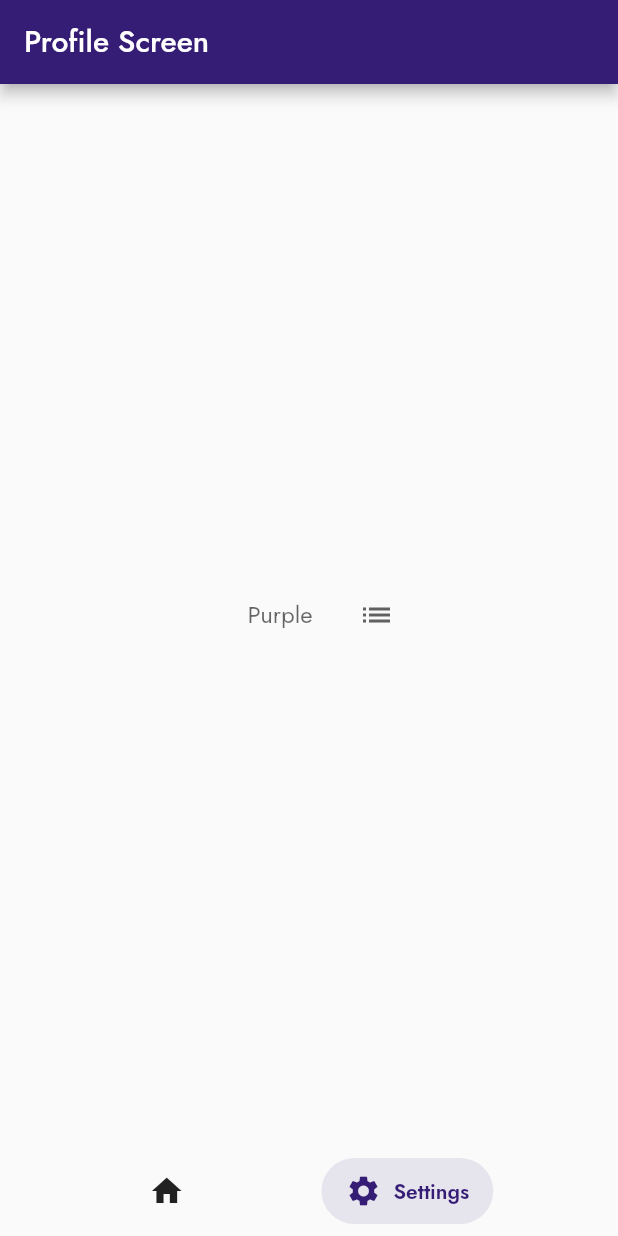
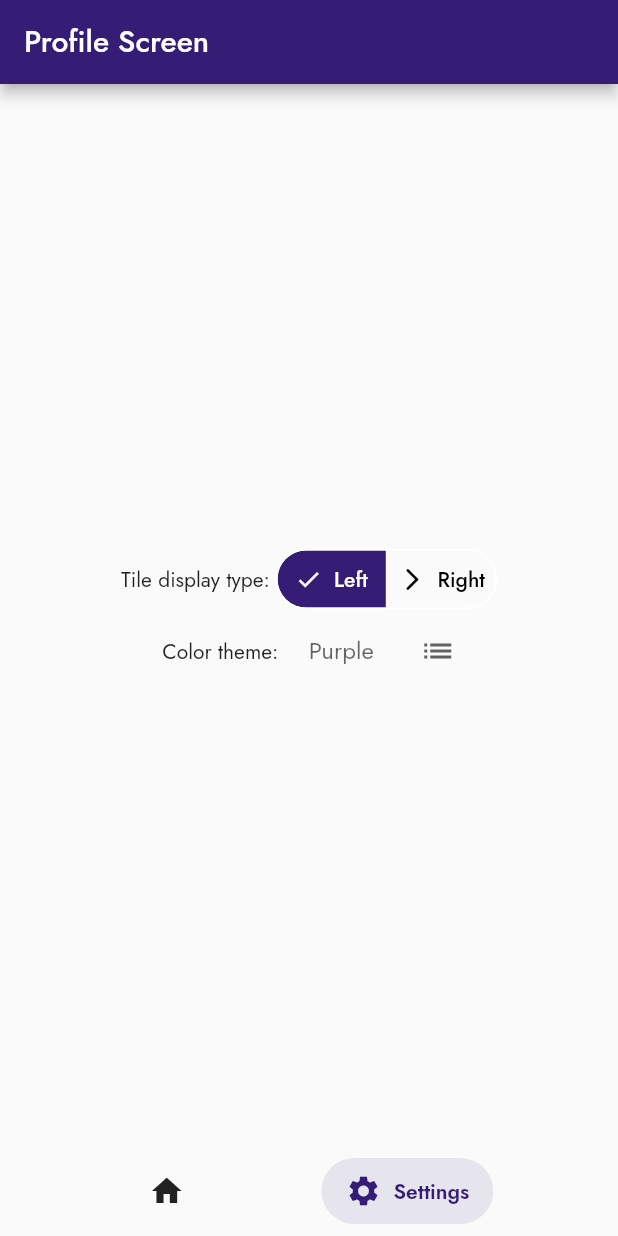
Before and after one commit to a-knaw-knee-mus/Flutter-Quizzer, a Flutter app: the screen it shows after launch, item 2 of the bottom bar chosen, on a phone screen of 412 x 824 dp. Run offline on Flutter 3.47's test engine with Material 2 defaults, Android fonts, the phone set to English and light mode, and no system bars; drawn by our look-alikes of dropdown_button2, salomon_bottom_bar; our stand-ins replace flutter_slidable, google_fonts, hive, hive_flutter, smooth_page_indicator; missing offline and left inert: flutter_flip_card; accounts and stored records are empty.

Commit message:
save user align type to local storage

```diff
--- a/lib/main.dart
+++ b/lib/main.dart
@@ -4,6 +4,7 @@ import 'package:flutter_quizzer/schema/question.dart';
 import 'package:flutter_quizzer/schema/quiz.dart';
 import 'package:flutter_quizzer/screens/profile_screen.dart';
 import 'package:flutter_quizzer/screens/quizzes_screen.dart';
+import 'package:flutter_quizzer/util/align_types.dart';
 import 'package:flutter_quizzer/util/color_types.dart';
 import 'package:google_fonts/google_fonts.dart';
 import 'package:hive_flutter/hive_flutter.dart';
@@ -21,6 +22,17 @@ class ColorProvider extends ChangeNotifier {
   }
 }
 
+class AlignProvider extends ChangeNotifier {
+  AlignType _alignType = AlignType.left;
+
+  AlignType get alignType => _alignType;
+
+  set alignType(AlignType newAlignType) {
+    _alignType = newAlignType;
+    notifyListeners();
+  }
+}
+
 void main() async {
   // Hive init
   await Hive.initFlutter();
@@ -31,10 +43,19 @@ void main() async {
   Hive.registerAdapter(PreferenceAdapter());
   await Hive.openBox<Preference>('prefBox');
 
-  runApp(ChangeNotifierProvider(
-    create: (context) => ColorProvider(),
-    child: const MyApp(),
-  ));
+  runApp(
+    MultiProvider(
+      providers: [
+        ChangeNotifierProvider<ColorProvider>(
+          create: (context) => ColorProvider(),
+        ),
+        ChangeNotifierProvider<AlignProvider>(
+          create: (context) => AlignProvider(),
+        ),
+      ],
+      child: const MyApp(),
+    ),
+  );
 }
 
 class MyApp extends StatefulWidget {
@@ -46,11 +67,18 @@ class MyApp extends StatefulWidget {
 
 class _MyAppState extends State<MyApp> {
   _MyAppState() {
-    Preference userTheme = Hive.box<Preference>('prefBox').get(
+    final prefBox = Hive.box<Preference>('prefBox');
+    Preference userTheme = prefBox.get(
       'colorTheme',
       defaultValue: Preference(value: 'purple'),
     )!;
+    Preference alignType = prefBox.get(
+      'alignTheme',
+      defaultValue: Preference(value: 'left'),
+    )!;
     WidgetsBinding.instance.addPostFrameCallback((_) {
+      Provider.of<AlignProvider>(context, listen: false).alignType =
+          AlignTypeExtension.getAlignTypeFromString(alignType.value);
       Provider.of<ColorProvider>(context, listen: false).color =
           ColorTypeExtension.getColorTypeFromString(userTheme.value);
     });
--- a/lib/screens/profile_screen.dart
+++ b/lib/screens/profile_screen.dart
@@ -2,6 +2,7 @@ import 'package:dropdown_button2/dropdown_button2.dart';
 import 'package:flutter/material.dart';
 import 'package:flutter_quizzer/main.dart';
 import 'package:flutter_quizzer/schema/preference.dart';
+import 'package:flutter_quizzer/util/align_types.dart';
 import 'package:flutter_quizzer/util/color_types.dart';
 import 'package:hive_flutter/hive_flutter.dart';
 import 'package:provider/provider.dart';
@@ -17,13 +18,50 @@ class _ProfileScreenState extends State<ProfileScreen> {
   @override
   Widget build(BuildContext context) {
     ColorType themeColor = context.watch<ColorProvider>().color;
+    AlignType alignType = context.watch<AlignProvider>().alignType;
 
     return Scaffold(
       appBar: AppBar(
         title: const Text('Profile Screen'),
       ),
       body: Center(
-        child: DropdownButtonHideUnderline(
+        child: Column(
+          mainAxisAlignment: MainAxisAlignment.center,
+          children: [
+            Row(
+              mainAxisAlignment: MainAxisAlignment.center,
+              children: [
+                const Text('Tile display type: '),
+                SegmentedButton<AlignType>(
+                  segments: const <ButtonSegment<AlignType>>[
+                    ButtonSegment<AlignType>(
+                        value: AlignType.left,
+                        label: Text('Left'),
+                        icon: Icon(Icons.arrow_back_ios_rounded)),
+                    ButtonSegment<AlignType>(
+                      value: AlignType.right,
+                      label: Text('Right'),
+                      icon: Icon(Icons.arrow_forward_ios_rounded),
+                    ),
+                  ],
+                  selected: <AlignType>{alignType},
+                  onSelectionChanged: (Set<AlignType> newAlignType) {
+                    context.read<AlignProvider>().alignType =
+                        newAlignType.first;
+                    Hive.box<Preference>('prefBox').put(
+                        'alignTheme',
+                        Preference(
+                          value: newAlignType.first.getName(),
+                        ));
+                  },
+                ),
+              ],
+            ),
+            Row(
+              mainAxisAlignment: MainAxisAlignment.center,
+              children: [
+                const Text('Color theme: '),
+                DropdownButtonHideUnderline(
                   child: DropdownButton2(
                     hint: Text(themeColor.getName()),
                     iconStyleData: const IconStyleData(
@@ -58,6 +96,10 @@ class _ProfileScreenState extends State<ProfileScreen> {
                     }).toList(),
                   ),
                 ),
+              ],
+            ),
+          ],
+        ),
       ),
     );
   }
--- /dev/null
+++ b/lib/util/align_types.dart
@@ -0,0 +1,30 @@
+enum AlignType {
+  left,
+  right,
+}
+
+extension AlignTypeExtension on AlignType {
+  static AlignType getAlignTypeFromString(String alignType) {
+    alignType = alignType.toLowerCase();
+
+    switch (alignType) {
+      case 'left':
+        return AlignType.left;
+      case 'right':
+        return AlignType.right;
+      default:
+        return AlignType.left;
+    }
+  }
+
+  String getName() {
+    switch (this) {
+      case AlignType.left:
+        return 'left';
+      case AlignType.right:
+        return 'right';
+      default:
+        return 'left';
+    }
+  }
+}
```
Also changed, not shown: lib/screens/questions_screen.dart (+49 -26 lines), lib/screens/quizzes_screen.dart (+81 -15 lines), lib/widgets/questions/question_tile.dart (+12 -4 lines), lib/widgets/quizzes/quiz_tile.dart (+24 -9 lines), 1 other file. Lines whose indentation alone changed are shown as unchanged.
